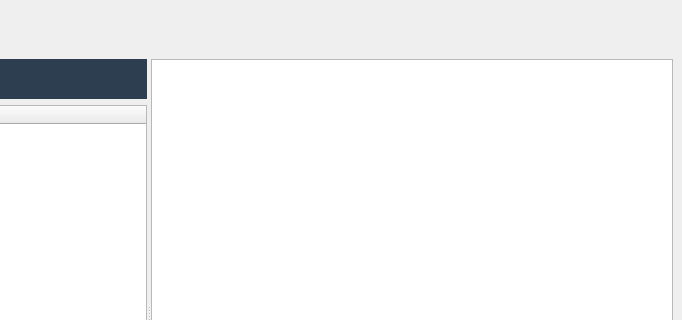
Qt form ClientCpp/friendmanger/friendmanger.ui (YYC572652645/PySocket) before a commit; both pictures show x 118 to 800 and y 0 to 320 of the 800 by 600 pixel window.
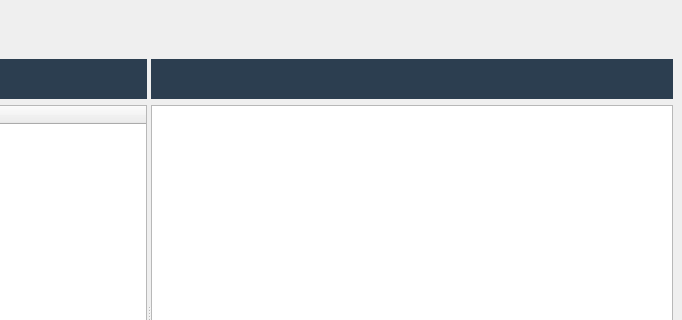
The same form after that commit. Icons and pictures are not drawn.

```diff
--- a/ClientCpp/friendmanger/friendmanger.ui
+++ b/ClientCpp/friendmanger/friendmanger.ui
@@ -156,6 +156,27 @@
           </property>
           <item>
            <layout class="QVBoxLayout" name="verticalLayout_3">
+            <item>
+             <widget class="QLabel" name="labelFriendName">
+              <property name="minimumSize">
+               <size>
+                <width>0</width>
+                <height>40</height>
+               </size>
+              </property>
+              <property name="styleSheet">
+               <string notr="true">QLabel
+{
+    font-size:20px;
+	background-color:#2c3e50;
+	color:white;
+}</string>
+              </property>
+              <property name="text">
+               <string/>
+              </property>
+             </widget>
+            </item>
             <item>
              <widget class="QTextBrowser" name="textBrowserContent"/>
             </item>
```
